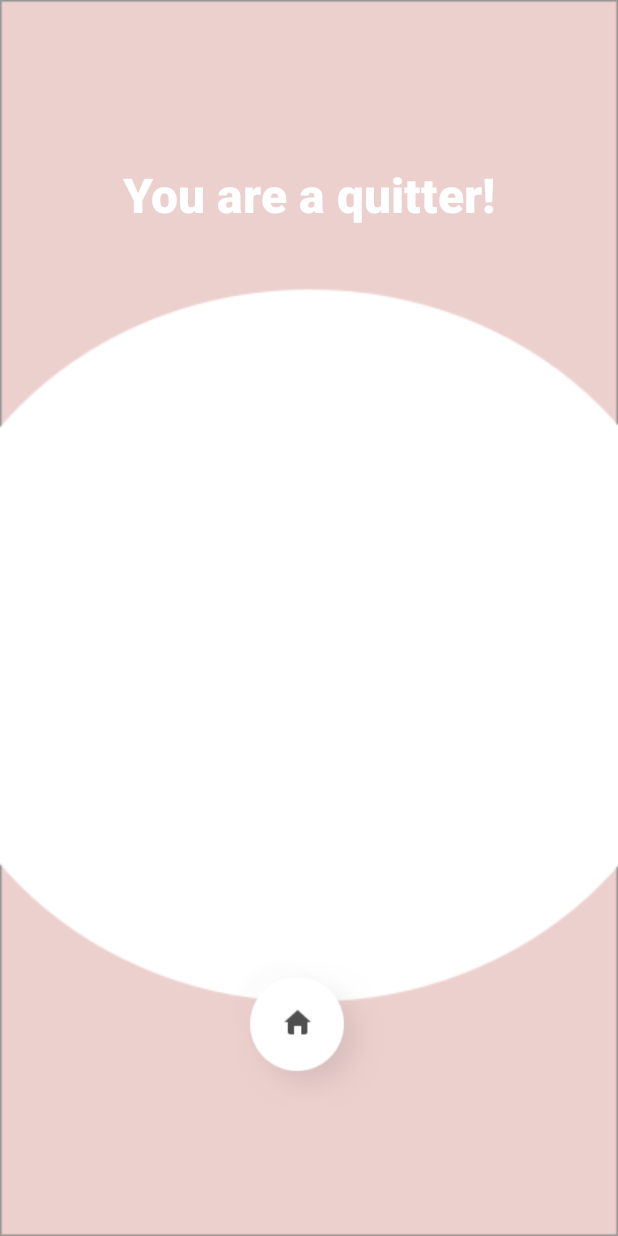
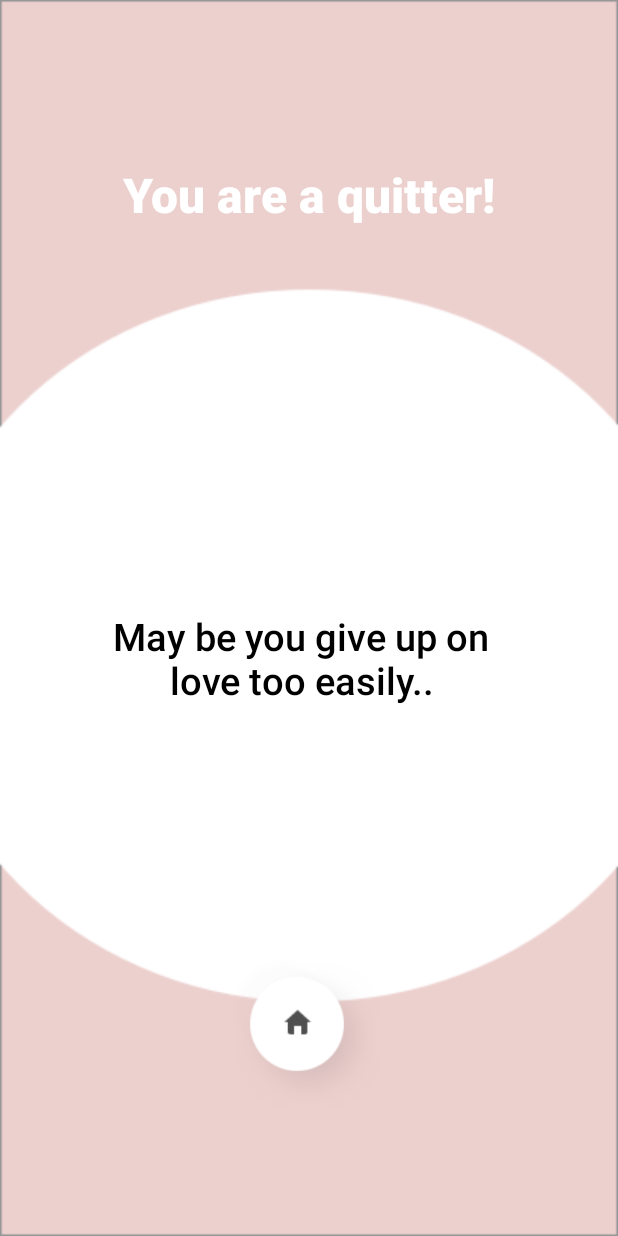
Before and after one commit to wjdsheep15/Kotlin-PsychologyTest-simple-, an Android app: the ResultFragment screen opened through its navigation route, on a phone screen of 412 x 824 dp. Run offline under Robolectric (Android 15) with nearby library versions, the phone set to English and light mode, and no system bars.

Commit message:
글자 색 변경과, 글자 정렬

```diff
--- a/app/src/main/res/layout/fragment_result.xml
+++ b/app/src/main/res/layout/fragment_result.xml
@@ -29,17 +29,18 @@
         android:id="@+id/tv_sub"
         android:layout_width="260dp"
         android:layout_height="wrap_content"
-        android:layout_marginTop="220dp"
         android:fontFamily="sans-serif-light"
+        android:gravity="center"
         android:text="May be you give up on love too easily.."
-        android:textSize="20sp"
-
+        android:textColor="@color/black"
+        android:textSize="25sp"
+        android:textStyle="bold"
         app:layout_constraintBottom_toTopOf="@+id/btn_home"
         app:layout_constraintEnd_toEndOf="parent"
-        app:layout_constraintHorizontal_bias="0.496"
+        app:layout_constraintHorizontal_bias="0.463"
         app:layout_constraintStart_toStartOf="parent"
         app:layout_constraintTop_toBottomOf="@+id/tv_main"
-        app:layout_constraintVertical_bias="0.0" />
+        app:layout_constraintVertical_bias="0.602" />
 
     <Button
         android:id="@+id/btn_home"
--- a/app/src/main/res/layout/fragment_selection.xml
+++ b/app/src/main/res/layout/fragment_selection.xml
@@ -23,6 +23,7 @@
             android:layout_height="0dp"
             android:layout_weight="1"
             android:gravity="center"
+            android:textColor="@color/black"
             android:text="1. Throw it away."
             android:layout_marginTop="10dp"
             android:background="@drawable/selection" />
@@ -32,6 +33,7 @@
             android:layout_width="match_parent"
             android:layout_height="0dp"
             android:layout_weight="1"
+            android:textColor="@color/black"
             android:gravity="center"
             android:text="2. Water the flowers."
             android:layout_marginTop="10dp"
@@ -41,6 +43,7 @@
             android:id="@+id/option_3"
             android:layout_width="match_parent"
             android:layout_height="0dp"
+            android:textColor="@color/black"
             android:layout_weight="1"
             android:gravity="center"
             android:text="3. Cut it off with sissors."
@@ -52,6 +55,7 @@
             android:layout_width="match_parent"
             android:layout_height="0dp"
             android:layout_weight="1"
+            android:textColor="@color/black"
             android:gravity="center"
             android:text="4. Make them as dried flower."
             android:layout_marginTop="10dp"
```
